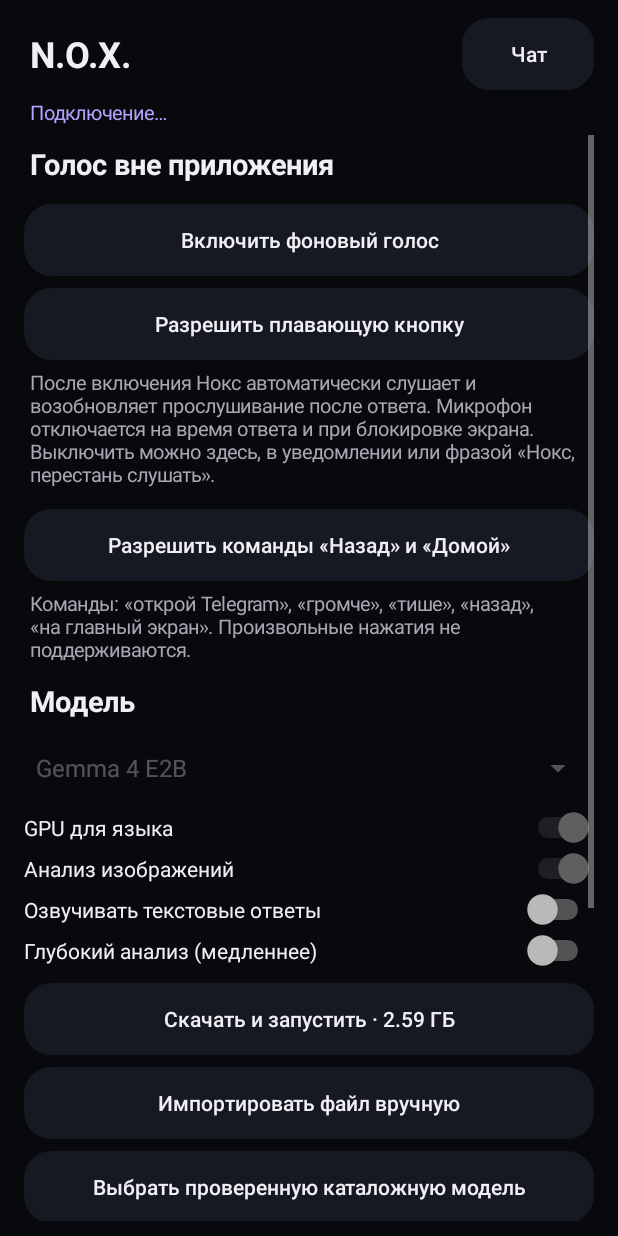
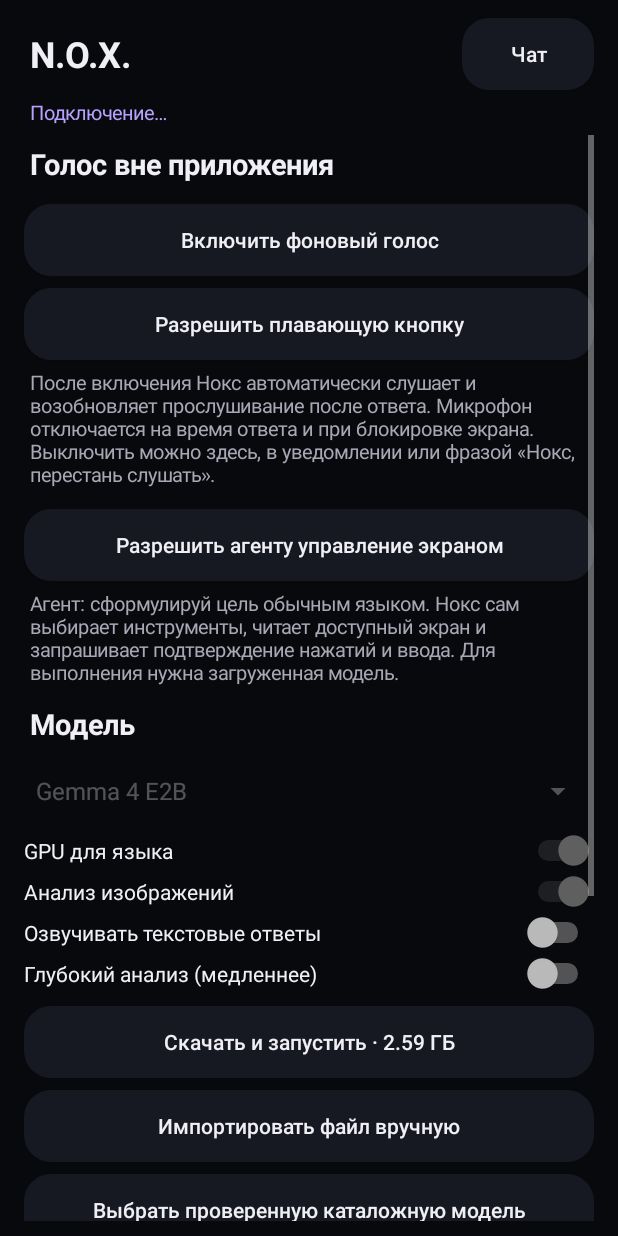
Before and after one commit to smaks190-crypto/auto-chess-, an Android app: the screen it shows after launch (MainActivity), after a tap on "Настройки", on a phone screen of 412 x 824 dp. Run offline under Robolectric (Android 15) with nearby library versions, the phone set to English and light mode, and no system bars.

Commit message:
feat: enable and disclose agent screen access; configure tests and build

```diff
--- a/app/src/main/java/dev/nox/local/MainActivity.kt
+++ b/app/src/main/java/dev/nox/local/MainActivity.kt
@@ -184,10 +184,10 @@ class MainActivity : Activity() {
             render()
         }
         settings.addView(textLabel("После включения Нокс автоматически слушает и возобновляет прослушивание после ответа. Микрофон отключается на время ответа и при блокировке экрана. Выключить можно здесь, в уведомлении или фразой «Нокс, перестань слушать».", 13f, muted))
-        addButton(settings, "Разрешить команды «Назад» и «Домой»", false) {
+        addButton(settings, "Разрешить агенту управление экраном", false) {
             startActivity(Intent(Settings.ACTION_ACCESSIBILITY_SETTINGS))
         }
-        settings.addView(textLabel("Команды: «открой Telegram», «громче», «тише», «назад», «на главный экран». Произвольные нажатия не поддерживаются.", 13f, muted))
+        settings.addView(textLabel("Агент: сформулируй цель обычным языком. Нокс сам выбирает инструменты, читает доступный экран и запрашивает подтверждение нажатий и ввода. Для выполнения нужна загруженная модель.", 13f, muted))
 
         settings.addView(textLabel("Модель", 19f).apply { typeface = Typeface.DEFAULT_BOLD })
         models = Spinner(this).apply {
```
